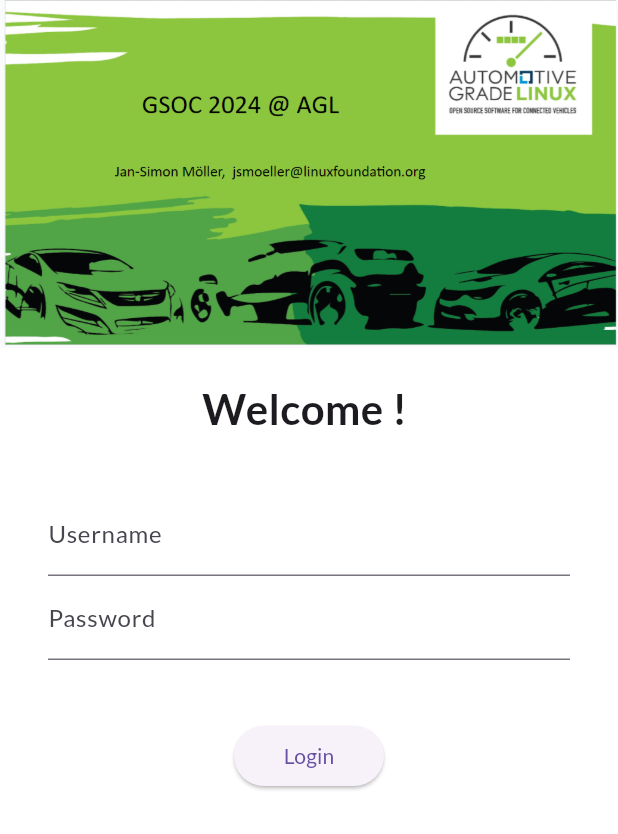
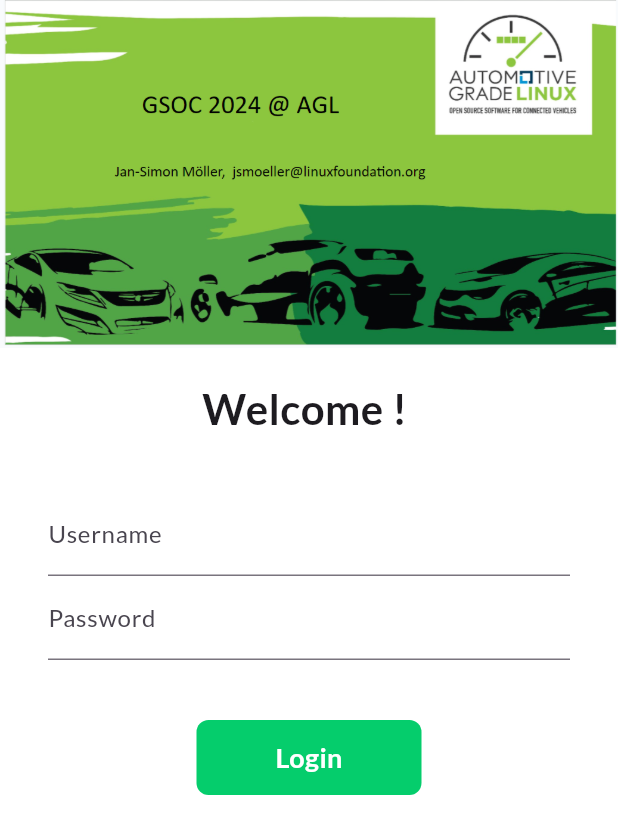
Before and after one commit to iOmkarNikam/iOmkarNikam-AGL, a Flutter app: the screen it shows after launch, on a phone screen of 412 x 824 dp. Shown: the top 834 px of the screen. Run offline on Flutter 3.47's test engine with Material 3 defaults, Android fonts, the phone set to English and light mode, and no system bars; our stand-ins replace google_fonts.

Commit message:
Day6 Completed

```diff
--- a/lib/pages/login_page.dart
+++ b/lib/pages/login_page.dart
@@ -1,4 +1,5 @@
 import 'package:flutter/material.dart';
+import 'package:flutter/widgets.dart';
 import 'package:flutter_application_1/utils/routes.dart';
 
 class LoginPage extends StatefulWidget {
@@ -8,10 +9,18 @@ class LoginPage extends StatefulWidget {
 
 class _LoginPageState extends State<LoginPage> {
   String name = "";
+  bool changeButton = false;
+
+  final _formKey = GlobalKey<FormState>();
+
+  moveToHome(BuildContext context) {}
+
   @override
   Widget build(BuildContext context) {
     return Material(
         color: Colors.white,
+        child: Form(
+          key: _formKey,
           child: Column(
             children: [
               Image.asset(
@@ -32,7 +41,8 @@ class _LoginPageState extends State<LoginPage> {
                 height: 20.0,
               ),
               Padding(
-            padding: const EdgeInsets.symmetric(vertical: 16, horizontal: 32.0),
+                padding:
+                    const EdgeInsets.symmetric(vertical: 16, horizontal: 32.0),
                 child: Column(
                   children: [
                     TextFormField(
@@ -55,19 +65,49 @@ class _LoginPageState extends State<LoginPage> {
                     SizedBox(
                       height: 40.0,
                     ),
-
-                ElevatedButton(
-                  child: Text("Login"),
-                  style: TextButton.styleFrom(minimumSize: Size(100, 40)),
-                  onPressed: () {
+                    InkWell(
+                      onTap: () async {
+                        setState(() {
+                          changeButton = true;
+                        });
+                        await Future.delayed(Duration(seconds: 1));
                         Navigator.pushNamed(context, MyRoutes.homeRoute);
                       },
+                      child: AnimatedContainer(
+                        duration: Duration(seconds: 1),
+                        width: changeButton ? 50 : 150,
+                        height: 50,
+                        alignment: Alignment.center,
+                        child: changeButton
+                            ? Icon(
+                                Icons.done,
+                                color: Colors.white,
                               )
+                            : Text(
+                                "Login",
+                                style: TextStyle(
+                                    color: Colors.white,
+                                    fontWeight: FontWeight.bold,
+                                    fontSize: 18),
+                              ),
+                        decoration: BoxDecoration(
+                            color: const Color.fromARGB(255, 5, 205, 108),
+                            borderRadius:
+                                BorderRadius.circular(changeButton ? 50 : 8)),
+                      ),
+                    ),
+                  ],
+                  // ElevatedButton(
+                  //   child: Text("Login"),
+                  //   style: TextButton.styleFrom(minimumSize: Size(100, 40)),
+                  //   onPressed: () {
+                  //     Navigator.pushNamed(context, MyRoutes.homeRoute);
+                  //   },
+                  // )
+                ),
+              ),
             ],
           ),
-          )
-        ],
-      ),
-    );
+        ));
   }
 }
```
Lines whose indentation alone changed are shown as unchanged.
